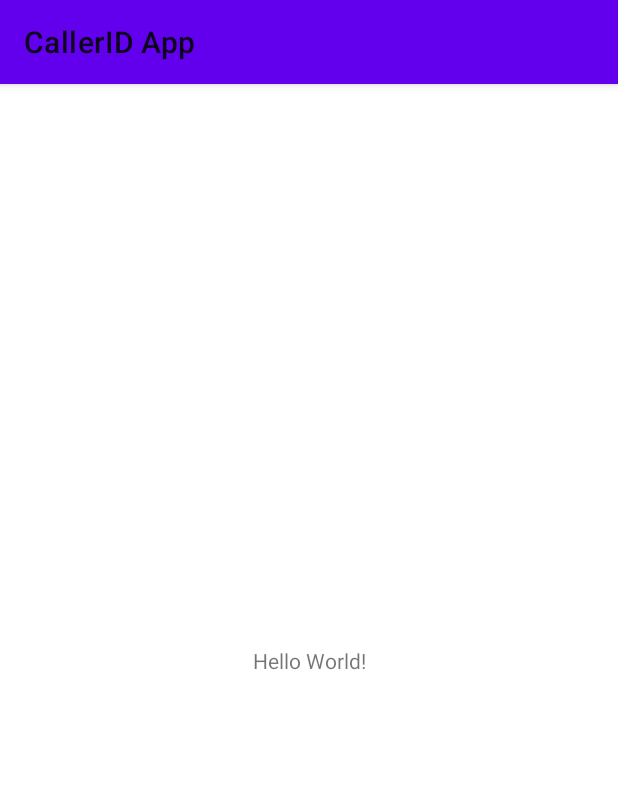
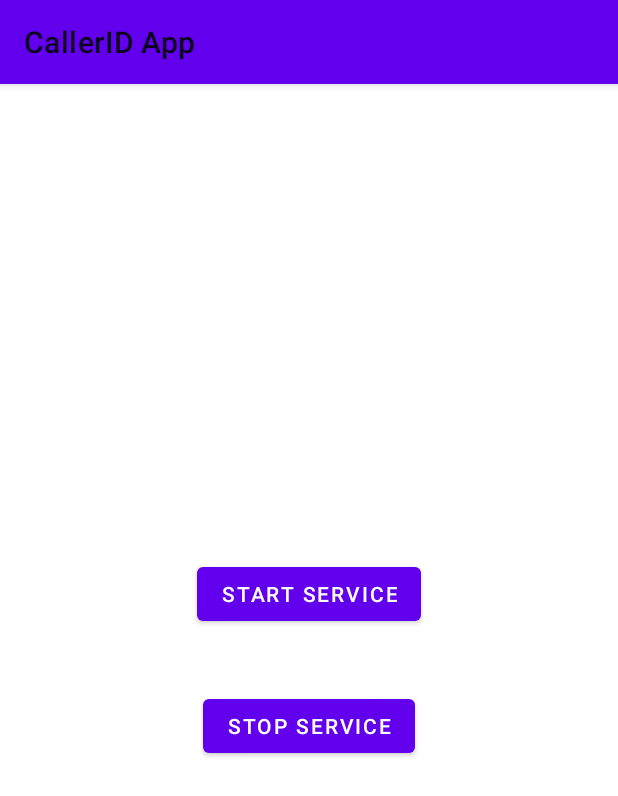
Before and after one commit to brijesh1902/CallerIDApp, an Android app: the screen it shows after launch (MainActivity), on a phone screen of 412 x 824 dp. Shown: the top 796 px of the screen. Run offline under Robolectric (Android 15) with nearby library versions, the phone set to English and light mode, and no system bars.

```diff
--- a/app/src/main/AndroidManifest.xml
+++ b/app/src/main/AndroidManifest.xml
@@ -26,12 +26,6 @@
             </intent-filter>
         </activity>
 
-        <receiver android:name=".PhoneCallReceiver" android:exported="true" android:enabled="true"  >
-            <intent-filter android:priority="100">
-                <action android:name="android.intent.action.PHONE_STATE" />
-            </intent-filter>
-        </receiver>
-
         <service android:name=".BackgroundService" ></service>
     </application>
 
--- a/app/src/main/java/com/example/calleridapp/MainActivity.java
+++ b/app/src/main/java/com/example/calleridapp/MainActivity.java
@@ -21,6 +21,8 @@ import android.speech.tts.TextToSpeech;
 import android.telephony.PhoneStateListener;
 import android.telephony.TelephonyManager;
 import android.util.Log;
+import android.view.View;
+import android.widget.Button;
 import android.widget.Toast;
 
 import java.util.Locale;
@@ -28,8 +30,8 @@ import java.util.Locale;
 public class MainActivity extends AppCompatActivity  {
 
     Intent intent;
-    IntentFilter filter;
-    BroadcastReceiver mReceiver;
+    Button start, stop;
+
 
     @RequiresApi(api = Build.VERSION_CODES.R)
     @Override
@@ -50,7 +52,26 @@ public class MainActivity extends AppCompatActivity  {
                     1);
         }
 
-        if (Build.VERSION.SDK_INT < 23) {
+        start = findViewById(R.id.start);
+        stop = findViewById(R.id.stop);
+
+        start.setOnClickListener(new View.OnClickListener() {
+            @Override
+            public void onClick(View v) {
+                startService(new Intent(MainActivity.this, BackgroundService.class));
+                showToast(getApplicationContext(), "Service Started");
+            }
+        });
+
+        stop.setOnClickListener(new View.OnClickListener() {
+            @Override
+            public void onClick(View v) {
+                stopService(new Intent(MainActivity.this, BackgroundService.class));
+                showToast(getApplicationContext(), "Service Stopped");
+            }
+        });
+
+        /*if (Build.VERSION.SDK_INT < 23) {
             AudioManager audioManager = (AudioManager) this.getSystemService(Context.AUDIO_SERVICE);
             audioManager.setRingerMode(AudioManager.RINGER_MODE_SILENT);
         } else if( Build.VERSION.SDK_INT >= 23 ) {
@@ -64,37 +85,13 @@ public class MainActivity extends AppCompatActivity  {
                 Intent intent = new Intent(android.provider.Settings.ACTION_NOTIFICATION_POLICY_ACCESS_SETTINGS);
                 startActivityForResult( intent, 0 );
             }
-        }
-
-        filter = new IntentFilter(Intent.ACTION_SCREEN_ON);
-        filter.addAction(Intent.ACTION_SCREEN_OFF);
-        mReceiver = new PhoneCallReceiver();
-        registerReceiver(mReceiver, filter);
-        intent = new Intent(getApplicationContext(), PhoneCallReceiver.class);
-        sendBroadcast(intent);
+        }*/
 
 
     }
 
-    @Override
-    protected void onPause() {
-        super.onPause();
-        sendBroadcast(intent);
-        registerReceiver(mReceiver, filter);
-    }
-
-    @Override
-    protected void onResume() {
-        super.onResume();
-        sendBroadcast(intent);
-        registerReceiver(mReceiver, filter);
-    }
-
-    @Override
-    protected void onDestroy() {
-        super.onDestroy();
-        sendBroadcast(intent);
-        registerReceiver(mReceiver, filter);
+    public void showToast(Context context, String s) {
+        Toast.makeText(context, s, Toast.LENGTH_SHORT).show();
     }
 
 }
--- a/app/src/main/java/com/example/calleridapp/PhoneCallReceiver.java
+++ /dev/null
@@ -1,97 +0,0 @@
-package com.example.calleridapp;
-
-import android.annotation.SuppressLint;
-import android.app.NotificationManager;
-import android.app.Service;
-import android.app.job.JobScheduler;
-import android.app.job.JobService;
-import android.content.BroadcastReceiver;
-import android.content.Context;
-import android.content.Intent;
-import android.database.Cursor;
-import android.media.AudioManager;
-import android.net.Uri;
-import android.os.Build;
-import android.os.Bundle;
-import android.os.Handler;
-import android.os.IBinder;
-import android.provider.ContactsContract;
-import android.speech.tts.TextToSpeech;
-import android.telecom.Call;
-import android.telecom.CallScreeningService;
-import android.telephony.PhoneStateListener;
-import android.telephony.TelephonyManager;
-import android.util.Log;
-import android.widget.Toast;
-
-import androidx.annotation.Nullable;
-import androidx.annotation.RequiresApi;
-import androidx.localbroadcastmanager.content.LocalBroadcastManager;
-
-import java.util.HashMap;
-import java.util.Locale;
-
-public class PhoneCallReceiver extends BroadcastReceiver  {
-
-    String number ;
-
-    @RequiresApi(api = Build.VERSION_CODES.LOLLIPOP)
-    @Override
-    public void onReceive(Context context, Intent intent) {
-
-        if (Build.VERSION.SDK_INT < 23) {
-            AudioManager audioManager = (AudioManager) context.getSystemService(Context.AUDIO_SERVICE);
-            audioManager.setRingerMode(AudioManager.RINGER_MODE_SILENT);
-        } else if( Build.VERSION.SDK_INT >= 23 ) {
-            NotificationManager notificationManager = (NotificationManager) context.getSystemService(Context.NOTIFICATION_SERVICE);
-            // if user granted access else ask for permission
-            if ( notificationManager.isNotificationPolicyAccessGranted()) {
-                AudioManager audioManager = (AudioManager) context.getSystemService(Context.AUDIO_SERVICE);
-                audioManager.setRingerMode(AudioManager.RINGER_MODE_SILENT);
-            }
-        }
-
-        TelephonyManager telephonyManager = (TelephonyManager) context.getSystemService(Context.TELEPHONY_SERVICE);
-
-        telephonyManager.listen(new PhoneStateListener(){
-            @RequiresApi(api = Build.VERSION_CODES.O)
-            @Override
-            public void onCallStateChanged(int state, String incomingNumber) {
-                super.onCallStateChanged(state, incomingNumber);
-
-                number = incomingNumber;
-
-                if(state == (TelephonyManager.CALL_STATE_IDLE)) {
-                    //state = TelephonyManager.CALL_STATE_IDLE;
-                    showToast(context, "Call Ended "+incomingNumber);
-                    AudioManager audioManager = (AudioManager) context.getSystemService(Context.AUDIO_SERVICE);
-                    audioManager.setRingerMode(AudioManager.RINGER_MODE_NORMAL);
-                }
-                if(state == (TelephonyManager.CALL_STATE_OFFHOOK)) {
-                    //state = TelephonyManager.CALL_STATE_OFFHOOK;
-                    showToast(context, "Calling or Connected "+incomingNumber);
-                    AudioManager audioManager = (AudioManager) context.getSystemService(Context.AUDIO_SERVICE);
-                    audioManager.setRingerMode(AudioManager.RINGER_MODE_NORMAL);
-                }
-                if(state == (TelephonyManager.CALL_STATE_RINGING)) {
-                    //state=TelephonyManager.CALL_STATE_RINGING;
-                    showToast(context, "Ringing "+incomingNumber);
-                    AudioManager audioManager = (AudioManager) context.getSystemService(Context.AUDIO_SERVICE);
-                    audioManager.setRingerMode(AudioManager.RINGER_MODE_SILENT);
-                    Intent i = new Intent(context, BackgroundService.class);
-                    i.putExtra("number", number);
-                    i.addFlags(Intent.FLAG_FROM_BACKGROUND | Intent.FLAG_ACTIVITY_EXCLUDE_FROM_RECENTS
-                    | Intent.FLAG_RECEIVER_FOREGROUND);
-                    context.startForegroundService(i);
-                }
-                System.out.println("BG_incomingNumber : "+incomingNumber);
-            }
-        },PhoneStateListener.LISTEN_CALL_STATE);
-
-    }
-
-    public void showToast(Context context, String s) {
-        Toast.makeText(context, s, Toast.LENGTH_SHORT).show();
-    }
-
-}
--- a/app/src/main/res/layout/activity_main.xml
+++ b/app/src/main/res/layout/activity_main.xml
@@ -1,18 +1,34 @@
 <?xml version="1.0" encoding="utf-8"?>
-<androidx.constraintlayout.widget.ConstraintLayout xmlns:android="http://schemas.android.com/apk/res/android"
+<LinearLayout xmlns:android="http://schemas.android.com/apk/res/android"
     xmlns:app="http://schemas.android.com/apk/res-auto"
     xmlns:tools="http://schemas.android.com/tools"
     android:layout_width="match_parent"
     android:layout_height="match_parent"
+    android:orientation="vertical"
+    android:padding="20dp"
+    android:gravity="center"
     tools:context=".MainActivity">
 
-    <TextView
+    <Button
+        android:id="@+id/start"
         android:layout_width="wrap_content"
         android:layout_height="wrap_content"
-        android:text="Hello World!"
+        android:text="Start Service"
         app:layout_constraintBottom_toBottomOf="parent"
         app:layout_constraintLeft_toLeftOf="parent"
         app:layout_constraintRight_toRightOf="parent"
         app:layout_constraintTop_toTopOf="parent" />
 
-</androidx.constraintlayout.widget.ConstraintLayout>
+    <Button
+        android:id="@+id/stop"
+        android:layout_width="wrap_content"
+        android:layout_height="wrap_content"
+        android:layout_marginTop="40dp"
+        android:text="Stop Service"
+        app:layout_constraintBottom_toBottomOf="parent"
+        app:layout_constraintLeft_toLeftOf="parent"
+        app:layout_constraintRight_toRightOf="parent"
+        app:layout_constraintTop_toTopOf="parent" />
+
+
+</LinearLayout>
```
Also changed, not shown: app/src/main/java/com/example/calleridapp/BackgroundService.java (+42 -1 lines).
